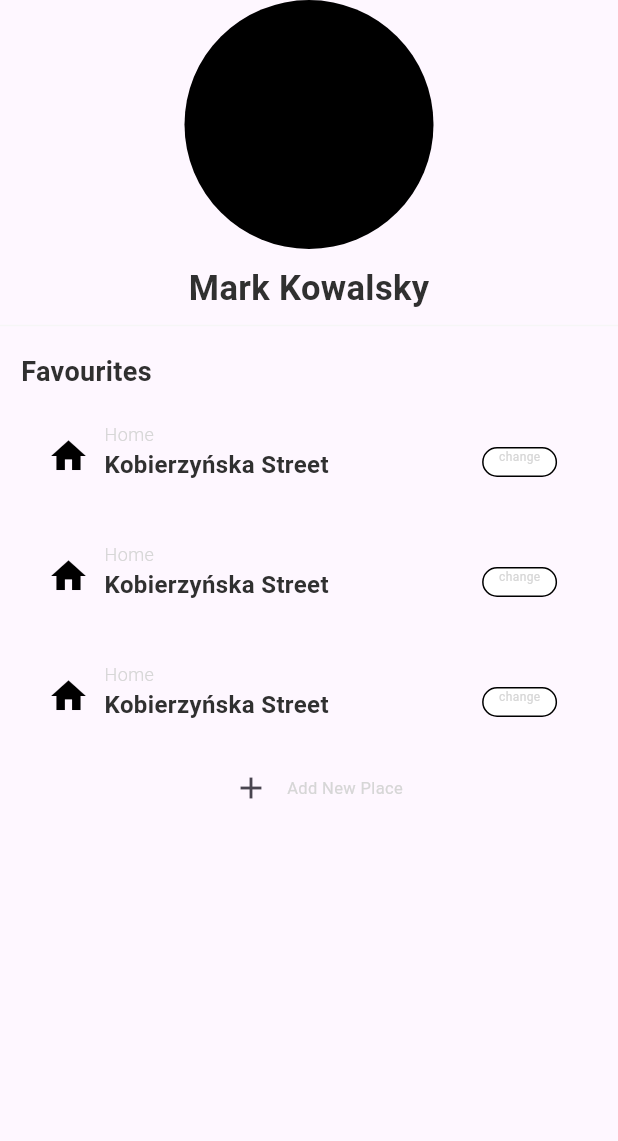
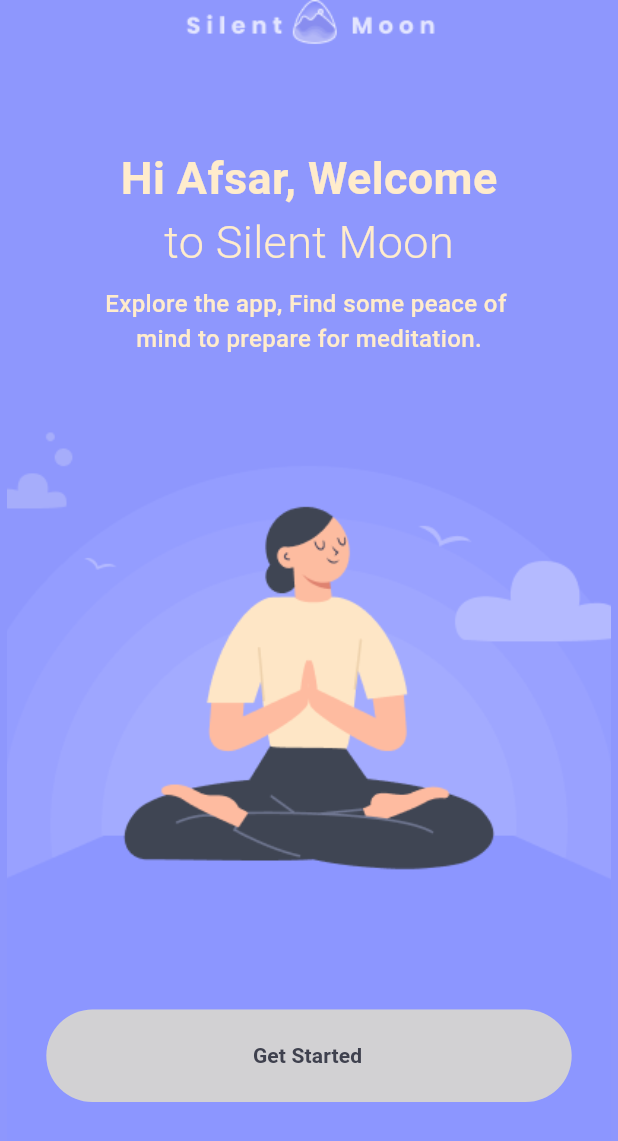
Before and after one commit to mazenelgaml/silentmoon, a Flutter app: the screen it shows after launch, on a phone screen of 412 x 824 dp. Shown: the top 1141 px of the screen. Run offline on Flutter 3.47's test engine with Material 3 defaults, Android fonts, the phone set to English and light mode, and no system bars; our stand-ins replace flutter_rating_bar, get, intl_phone_field.

Commit message:
create welcome screen

```diff
--- a/lib/main.dart
+++ b/lib/main.dart
@@ -5,6 +5,8 @@
 import 'package:flutter/cupertino.dart';
 import 'package:get/get.dart';
 import 'package:taxico/screens/account_setting/account.dart';
+import 'package:taxico/screens/sign_up/sign_up_screen.dart';
+import 'package:taxico/screens/welcome/welcome_screen.dart';
 
 void main() {
   runApp(MyApp());
@@ -18,7 +20,7 @@ class MyApp extends StatelessWidget {
 
       title: 'Flutter',
       debugShowCheckedModeBanner: false,
-      home:Account(),
+      home:WelcomeScreen(),
     );
   }
 }
--- /dev/null
+++ b/lib/screens/sign_up/sign_up_screen.dart
@@ -0,0 +1,45 @@
+import 'package:flutter/cupertino.dart';
+import 'package:flutter/material.dart';
+import 'package:flutter/widgets.dart';
+import 'package:get/get.dart';
+
+class SignUpScreen extends StatelessWidget {
+  const SignUpScreen({super.key});
+
+  @override
+  Widget build(BuildContext context) {
+    return Scaffold(
+      body: Container(
+        height: Get.height,
+        width: Get.width,
+        color: Color(0xffffffff),
+        child: Column(
+          children: [
+            Container(
+                width: Get.width,
+                height: Get.height * 0.4,
+                decoration: BoxDecoration(
+                    image: DecorationImage(
+                        image: AssetImage("assets/images/backPhoto.png"))),
+                child: Row(
+                  children: [
+                    InkWell(
+                      child: Container(
+                        width: Get.width*0.15,
+                        height: Get.height*0.075,
+                        decoration: BoxDecoration(
+                          color: Colors.white,
+                          borderRadius: BorderRadius.circular(100),
+                          border: Border.all(
+                            color:Color(0xff3F414E),)
+                        ),
+                      ),
+                    )
+                  ],
+                )),
+          ],
+        ),
+      ),
+    );
+  }
+}
--- /dev/null
+++ b/lib/screens/welcome/welcome_screen.dart
@@ -0,0 +1,93 @@
+import 'package:flutter/material.dart';
+import 'package:get/get.dart';
+import 'package:taxico/widgets/custom_elevated_button/custom_elevated_button.dart';
+
+class WelcomeScreen extends StatelessWidget {
+  const WelcomeScreen({super.key});
+
+  @override
+  Widget build(BuildContext context) {
+    return Scaffold(
+      body: Container(
+        width: Get.width,
+        height: Get.height,
+        decoration: BoxDecoration(
+            color: Color(0xff8E97FD),
+            image: DecorationImage(
+                image: AssetImage("assets/images/welcomeScreenPhoto.png"))),
+        child: Column(
+          mainAxisAlignment: MainAxisAlignment.spaceEvenly,
+          crossAxisAlignment: CrossAxisAlignment.center,
+          children: [
+            Container(
+              height: Get.height * 0.6,
+              child: Column(
+                mainAxisAlignment: MainAxisAlignment.start,
+                children: [
+                  Padding(
+                    padding: const EdgeInsets.all(8.0),
+                    child: Column(
+                      children: [
+                        Container(
+                          child: Text(
+                            "Hi Afsar, Welcome",
+                            style: TextStyle(
+                                color: Color(0xffFFECCC),
+                                fontSize: 30,
+                                fontWeight: FontWeight.w700),
+                          ),
+                        ),
+                        Center(
+                          child: Container(
+                            child: Text(
+                              "to Silent Moon",
+                              style: TextStyle(
+                                  color: Color(0xffFFECCC),
+                                  fontSize: 30,
+                                  fontWeight: FontWeight.w300),
+                            ),
+                          ),
+                        ),
+                      ],
+                    ),
+                  ),
+                  Column(
+                    children: [
+                      Container(
+                        child: Text(
+                          "Explore the app, Find some peace of ",
+                          style: TextStyle(
+                              color: Color(0xffFFECCC),
+                              fontSize: 16,
+                              fontWeight: FontWeight.w500),
+                        ),
+                      ),
+                      Center(
+                          child: Container(
+                        child: Text(
+                          "mind to prepare for meditation.",
+                          style: TextStyle(
+                              color: Color(0xffFFECCC),
+                              fontSize: 16,
+                              fontWeight: FontWeight.w500),
+                        ),
+                      ))
+                    ],
+                  ),
+                ],
+              ),
+            ),
+           Container(
+             decoration: BoxDecoration(
+               color:Color(0xffEBEAEC) ,
+               borderRadius: BorderRadius.circular(38)
+             ),
+             child: CustomElevatedButton(onPressed: (){}, text: "Get Started", textColor: Color(0xff3F414E),
+               buttonColor: Color(0xffEBEAEC),),
+           )
+          ],
+        ),
+      ),
+    );
+  }
+}
--- /dev/null
+++ b/lib/widgets/custom_elevated_button/custom_elevated_button.dart
@@ -0,0 +1,39 @@
+import 'package:flutter/material.dart';
+import 'package:get/get.dart';
+
+class CustomElevatedButton extends StatelessWidget {
+ CustomElevatedButton({super.key,required this.onPressed, required this.text, required this.textColor, required this.buttonColor,this.icon});
+final Function onPressed;
+final String text;
+final Color textColor;
+final Color buttonColor;
+IconData? icon;
+  @override
+  Widget build(BuildContext context) {
+    return  ElevatedButton(
+      onPressed:onPressed(),
+      style: ElevatedButton.styleFrom(
+          backgroundColor: buttonColor,
+          fixedSize: Size(Get.width * 0.85, Get.height * 0.075),
+          shape: RoundedRectangleBorder(
+              borderRadius: BorderRadius.circular(38))),
+      child: Row(
+        mainAxisAlignment: MainAxisAlignment.center,
+
+        children: [
+          Icon(icon),
+          Padding(
+            padding: const EdgeInsets.only(right: 20.0),
+            child: Text(
+              text,
+              style: TextStyle(
+                  color:textColor ,
+                  fontSize: 14,
+                  fontWeight: FontWeight.w700),
+            ),
+          ),
+        ],
+      ),
+    );
+  }
+}
```
Also changed, not shown: assets/images/backPhoto.png (added), assets/images/welcomeScreenPhoto.png (added), pubspec.lock.
